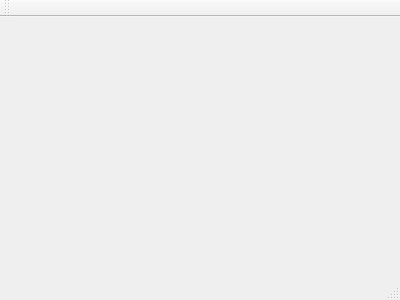
Old version of the form mainwindow.ui in the repository rimadab/rima.
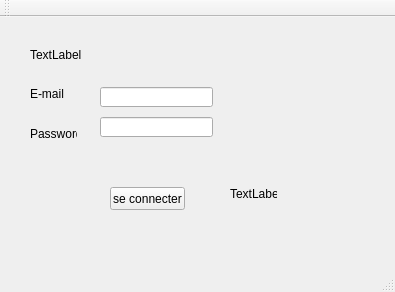
New version of the form.

```diff
--- a/mainwindow.ui
+++ b/mainwindow.ui
@@ -1,24 +1,134 @@
 <ui version="4.0">
  <class>MainWindow</class>
- <widget class="QMainWindow" name="MainWindow" >
-  <property name="geometry" >
+ <widget class="QMainWindow" name="MainWindow">
+  <property name="geometry">
    <rect>
     <x>0</x>
     <y>0</y>
-    <width>400</width>
-    <height>300</height>
+    <width>395</width>
+    <height>292</height>
    </rect>
   </property>
   <property name="windowTitle" >
    <string>MainWindow</string>
   </property>
-  <widget class="QMenuBar" name="menuBar" />
-  <widget class="QToolBar" name="mainToolBar" />
-  <widget class="QWidget" name="centralWidget" />
-  <widget class="QStatusBar" name="statusBar" />
+  <widget class="QWidget" name="centralWidget">
+   <widget class="QLabel" name="label">
+    <property name="geometry">
+     <rect>
+      <x>30</x>
+      <y>70</y>
+      <width>47</width>
+      <height>13</height>
+     </rect>
+    </property>
+    <property name="text">
+     <string>E-mail</string>
+    </property>
+   </widget>
+   <widget class="QLabel" name="label_2">
+    <property name="geometry">
+     <rect>
+      <x>30</x>
+      <y>110</y>
+      <width>47</width>
+      <height>13</height>
+     </rect>
+    </property>
+    <property name="text">
+     <string>Password</string>
+    </property>
+   </widget>
+   <widget class="QLineEdit" name="username">
+    <property name="geometry">
+     <rect>
+      <x>100</x>
+      <y>70</y>
+      <width>113</width>
+      <height>20</height>
+     </rect>
+    </property>
+   </widget>
+   <widget class="QLineEdit" name="password">
+    <property name="geometry">
+     <rect>
+      <x>100</x>
+      <y>100</y>
+      <width>113</width>
+      <height>20</height>
+     </rect>
+    </property>
+    <property name="inputMask">
+     <string/>
+    </property>
+    <property name="text">
+     <string/>
+    </property>
+    <property name="echoMode">
+     <enum>QLineEdit::Password</enum>
+    </property>
+   </widget>
+   <widget class="QLabel" name="l_titre">
+    <property name="geometry">
+     <rect>
+      <x>30</x>
+      <y>30</y>
+      <width>81</width>
+      <height>16</height>
+     </rect>
+    </property>
+    <property name="text">
+     <string>TextLabel</string>
+    </property>
+   </widget>
+   <widget class="QPushButton" name="pushButton">
+    <property name="geometry">
+     <rect>
+      <x>110</x>
+      <y>170</y>
+      <width>75</width>
+      <height>23</height>
+     </rect>
+    </property>
+    <property name="text">
+     <string>se connecter</string>
+    </property>
+   </widget>
+   <widget class="QLabel" name="label_3">
+    <property name="geometry">
+     <rect>
+      <x>230</x>
+      <y>170</y>
+      <width>47</width>
+      <height>13</height>
+     </rect>
+    </property>
+    <property name="text">
+     <string>TextLabel</string>
+    </property>
+   </widget>
+  </widget>
+  <widget class="QMenuBar" name="menuBar">
+   <property name="geometry">
+    <rect>
+     <x>0</x>
+     <y>0</y>
+     <width>395</width>
+     <height>21</height>
+    </rect>
+   </property>
+  </widget>
+  <widget class="QToolBar" name="mainToolBar">
+   <attribute name="toolBarArea">
+    <enum>TopToolBarArea</enum>
+   </attribute>
+   <attribute name="toolBarBreak">
+    <bool>false</bool>
+   </attribute>
+  </widget>
+  <widget class="QStatusBar" name="statusBar"/>
  </widget>
- <layoutDefault spacing="6" margin="11" />
- <pixmapfunction></pixmapfunction>
+ <layoutdefault spacing="6" margin="11"/>
  <resources/>
  <connections/>
 </ui>
```
Left out of the diff: 3 changed lines with no effect on the pictures.
